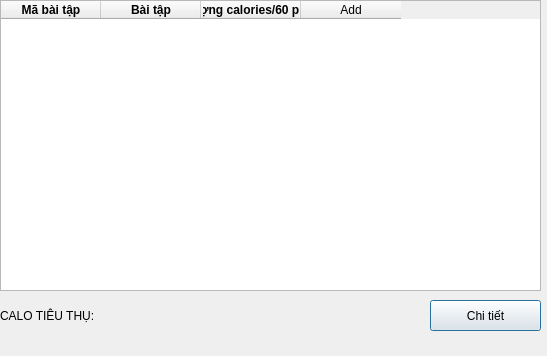
First picture: the form in forms/btaptab.ui, repository Huy-nguyen-here/CalCal, before the edit.
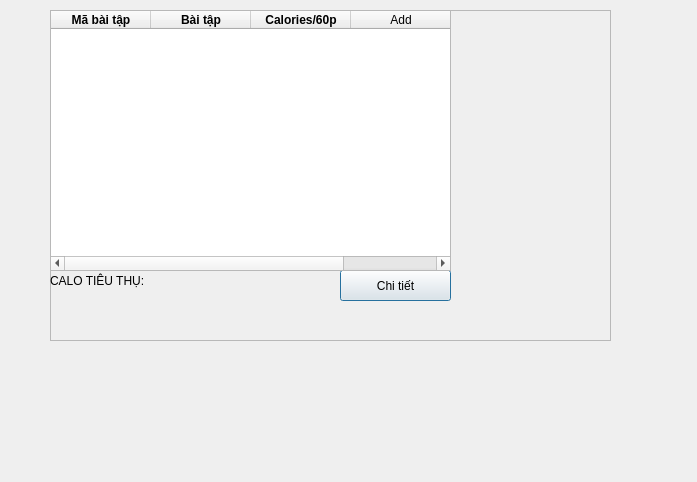
Second picture: the form after the edit.

Patch:
```diff
--- a/forms/btaptab.ui
+++ b/forms/btaptab.ui
@@ -6,20 +6,61 @@
    <rect>
     <x>0</x>
     <y>0</y>
-    <width>547</width>
-    <height>356</height>
+    <width>697</width>
+    <height>482</height>
    </rect>
   </property>
   <property name="windowTitle">
    <string>Dialog</string>
   </property>
+  <widget class="QFrame" name="frame">
+   <property name="geometry">
+    <rect>
+     <x>50</x>
+     <y>10</y>
+     <width>561</width>
+     <height>331</height>
+    </rect>
+   </property>
+   <property name="frameShape">
+    <enum>QFrame::StyledPanel</enum>
+   </property>
+   <property name="frameShadow">
+    <enum>QFrame::Raised</enum>
+   </property>
+   <widget class="QPushButton" name="detailButton">
+    <property name="geometry">
+     <rect>
+      <x>290</x>
+      <y>260</y>
+      <width>111</width>
+      <height>31</height>
+     </rect>
+    </property>
+    <property name="text">
+     <string>Chi tiết</string>
+    </property>
+   </widget>
+   <widget class="QLabel" name="calolabel">
+    <property name="geometry">
+     <rect>
+      <x>0</x>
+      <y>260</y>
+      <width>291</width>
+      <height>21</height>
+     </rect>
+    </property>
+    <property name="text">
+     <string>CALO TIÊU THỤ:</string>
+    </property>
+   </widget>
   <widget class="QTableWidget" name="tableWidget">
    <property name="geometry">
     <rect>
      <x>0</x>
      <y>0</y>
-     <width>541</width>
-     <height>291</height>
+      <width>401</width>
+      <height>261</height>
     </rect>
    </property>
    <property name="tabletTracking">
@@ -28,6 +69,12 @@
    <property name="sizeAdjustPolicy">
     <enum>QAbstractScrollArea::AdjustToContents</enum>
    </property>
+    <attribute name="horizontalHeaderCascadingSectionResizes">
+     <bool>true</bool>
+    </attribute>
+    <attribute name="verticalHeaderVisible">
+     <bool>false</bool>
+    </attribute>
    <column>
     <property name="text">
      <string>Mã bài tập</string>
@@ -50,7 +97,7 @@
    </column>
    <column>
     <property name="text">
-     <string>Lượng calories/60 phút</string>
+      <string>Calories/60p</string>
     </property>
     <property name="font">
      <font>
@@ -64,31 +111,6 @@
     </property>
    </column>
   </widget>
-  <widget class="QLabel" name="calolabel">
-   <property name="geometry">
-    <rect>
-     <x>0</x>
-     <y>305</y>
-     <width>391</width>
-     <height>21</height>
-    </rect>
-   </property>
-   <property name="text">
-    <string>CALO TIÊU THỤ:</string>
-   </property>
-  </widget>
-  <widget class="QPushButton" name="detailButton">
-   <property name="geometry">
-    <rect>
-     <x>430</x>
-     <y>300</y>
-     <width>111</width>
-     <height>31</height>
-    </rect>
-   </property>
-   <property name="text">
-    <string>Chi tiết</string>
-   </property>
   </widget>
  </widget>
  <resources/>
```
Lines whose indentation alone changed are shown as unchanged.
